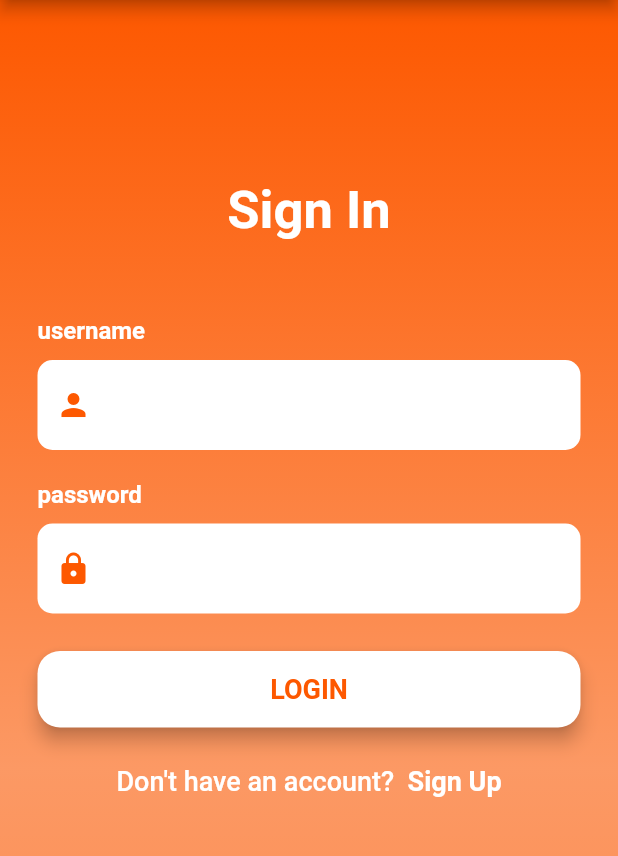
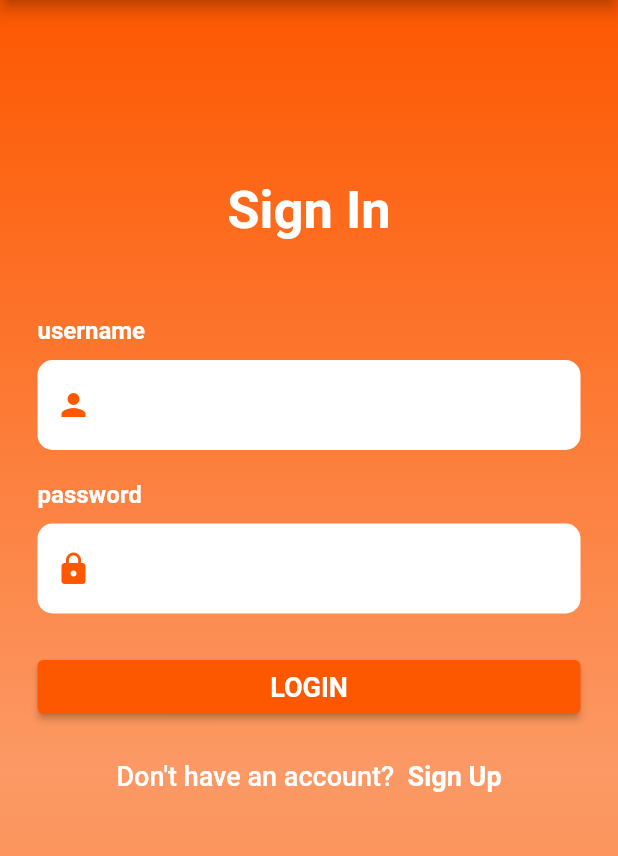
Before and after one commit to ocheaAnother/CL1M-Inventory-, a Flutter app: the screen it shows after launch, on a phone screen of 412 x 824 dp, the part 84-940 px from its top. Run offline on Flutter 3.47's test engine with Material 2 defaults, Android fonts, the phone set to English and light mode, and no system bars.

Commit message:
Login raisedbutton changed to elevatedbutton

```diff
--- a/lib/login_screen.dart
+++ b/lib/login_screen.dart
@@ -8,6 +8,7 @@ class LoginScreen extends StatefulWidget {
   State<LoginScreen> createState() => _LoginScreenState();
 }
 
+//username function
 Widget buildUsername() {
   return Column(
     crossAxisAlignment: CrossAxisAlignment.start,
@@ -42,6 +43,7 @@ Widget buildUsername() {
   );
 }
 
+//password function
 Widget buildPassword() {
   return Column(
     crossAxisAlignment: CrossAxisAlignment.start,
@@ -76,27 +78,22 @@ Widget buildPassword() {
   );
 }
 
+//login button function
 Widget buildLoginBtn() {
   return Container(
     padding: const EdgeInsets.symmetric(vertical: 25),
     width: double.infinity,
-    child: RaisedButton(
-      elevation: 5,
+    child: ElevatedButton(
       onPressed: () => print('Login Pressed'),
-      padding: const EdgeInsets.all(15),
-      shape: RoundedRectangleBorder(borderRadius: BorderRadius.circular(15)),
-      color: Colors.white,
       child: const Text(
         'LOGIN',
-        style: TextStyle(
-            color: Color(0xfffd5800),
-            fontSize: 18,
-            fontWeight: FontWeight.bold),
+        style: TextStyle(fontSize: 18, fontWeight: FontWeight.bold),
       ),
     ),
   );
 }
 
+//signUp button function
 Widget buildSignUpBtn() {
   return GestureDetector(
     onTap: () => print("Sign Up Pressed"),
@@ -124,9 +121,11 @@ class _LoginScreenState extends State<LoginScreen> {
   Widget build(BuildContext context) {
     return Scaffold(
       appBar: AppBar(
+        //title at the top bar
         title: const Text('CCIS CL1M INVENTORY'),
         backgroundColor: const Color(0xfffd5800),
       ),
+      //body
       body: AnnotatedRegion<SystemUiOverlayStyle>(
         value: SystemUiOverlayStyle.light,
         child: GestureDetector(
@@ -140,6 +139,7 @@ class _LoginScreenState extends State<LoginScreen> {
                     begin: Alignment.topCenter,
                     end: Alignment.bottomCenter,
                     colors: [
+                      //gradient colors of orange
                       Color(0xfffd5800),
                       Color(0xccfd5800),
                       Color(0x99fd5800),
@@ -148,12 +148,14 @@ class _LoginScreenState extends State<LoginScreen> {
                   ),
                 ),
                 child: SingleChildScrollView(
+                  //for the page to be scrolled
                   physics: const AlwaysScrollableScrollPhysics(),
                   padding:
                       const EdgeInsets.symmetric(horizontal: 25, vertical: 120),
                   child: Column(
                     mainAxisAlignment: MainAxisAlignment.center,
                     children: <Widget>[
+                      //signin button attributes
                       const Text(
                         'Sign In',
                         style: TextStyle(
@@ -161,6 +163,7 @@ class _LoginScreenState extends State<LoginScreen> {
                             fontSize: 35,
                             fontWeight: FontWeight.bold),
                       ),
+                      //function call
                       const SizedBox(height: 50),
                       buildUsername(),
                       const SizedBox(height: 20),
--- a/lib/main.dart
+++ b/lib/main.dart
@@ -9,10 +9,18 @@ void main() {
 class MyApp extends StatelessWidget {
   @override
   Widget build(BuildContext context) {
-    return const MaterialApp(
+    return MaterialApp(
       title: 'Cl1M Inventory',
       debugShowCheckedModeBanner: false,
-      home: LoginScreen(),
+      home: const LoginScreen(),
+      theme: ThemeData(
+        primarySwatch: Colors.blue,
+        elevatedButtonTheme: ElevatedButtonThemeData(
+          style: ElevatedButton.styleFrom(
+            primary: const Color(0xfffd5800),
+          ),
+        ),
+      ),
     );
   }
 }
```
